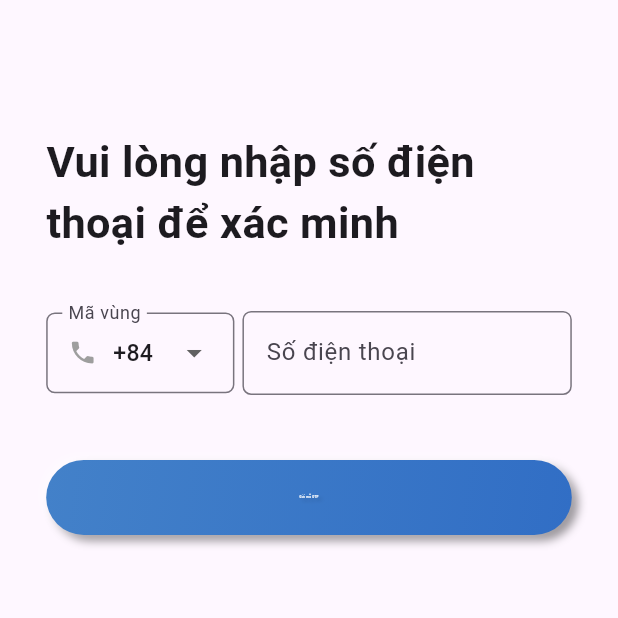
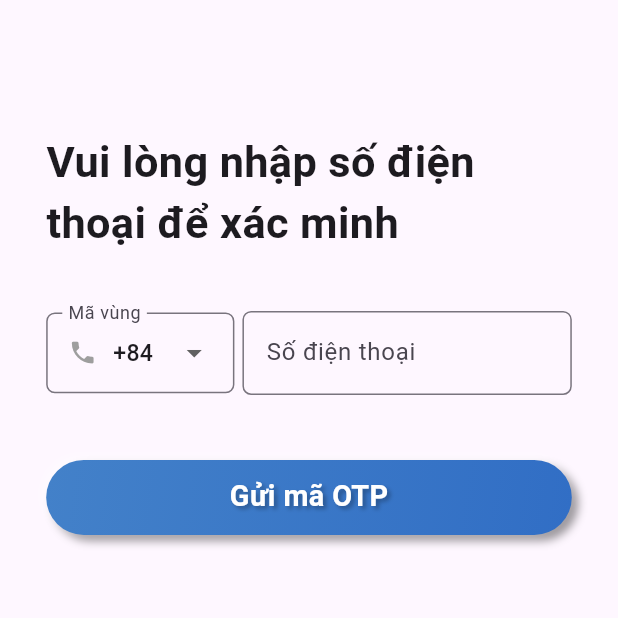
Before and after one commit to HuynhMinh2003/app_Dat_Xe, a Flutter app: the PhoneNumberPage screen opened directly with empty values, on a phone screen of 412 x 824 dp, the top half of it. Run offline on Flutter 3.47's test engine with Material 3 defaults, Android fonts, the light colour scheme and no system bars; our stand-ins replace firebase_auth, firebase_core, firebase_database, flutter_screenutil, google_fonts, google_sign_in and 1 more; accounts and stored records are empty.

Commit message:
sua ti size

```diff
--- a/lib/src/resources/phone_number_page.dart
+++ b/lib/src/resources/phone_number_page.dart
@@ -562,7 +562,7 @@ class _PhoneNumberPageState extends State<PhoneNumberPage> {
                         'Gửi mã OTP',
                         style: TextStyle(
                           color: Colors.white,
-                          fontSize: 2.sp,
+                          fontSize: 20.sp,
                           fontWeight: FontWeight.bold,
                           shadows: [
                             Shadow(
```
